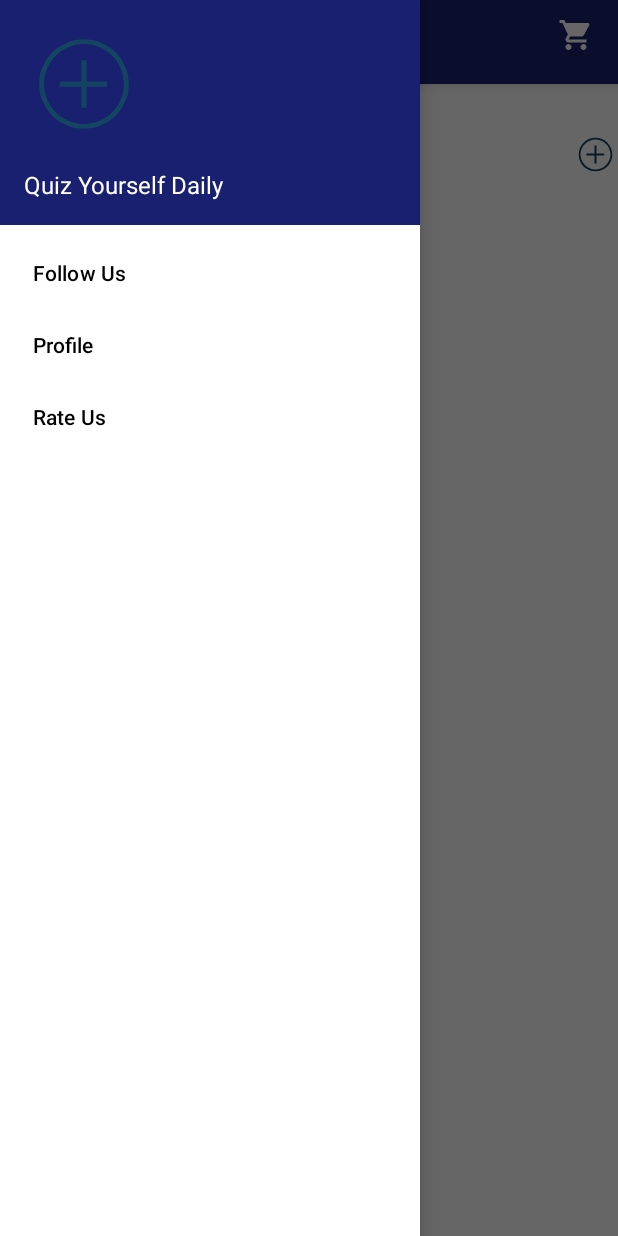
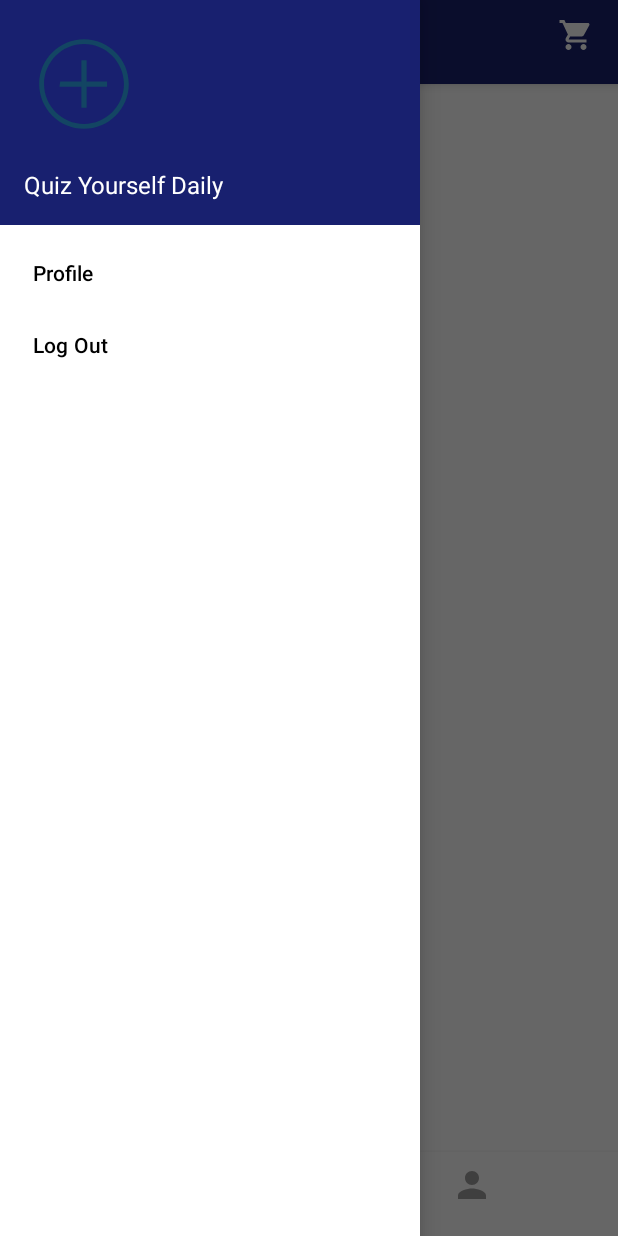
Before and after one commit to Zia-Ur-Rehman1/Ubees, an Android app: the screen it shows after launch once a user with an empty profile is signed in (UserActivity), with the side drawer open, on a phone screen of 412 x 824 dp. Run offline under Robolectric (Android 15) with nearby library versions, the phone set to English and light mode, and no system bars; our stand-ins replace Firebase (no records; nobody signed in at launch, a user with empty details on screens opened directly); plain views replace MaterialSearchBar.

Commit message:
Add to cart issue resolved new design addded drawer layout set Now move to profile activity and then add corner conditions

```diff
--- a/app/src/main/java/com/example/ubees/activities/UserActivity.java
+++ b/app/src/main/java/com/example/ubees/activities/UserActivity.java
@@ -1,6 +1,7 @@
 package com.example.ubees.activities;
 
 import androidx.annotation.NonNull;
+import androidx.appcompat.app.ActionBarDrawerToggle;
 import androidx.appcompat.app.AppCompatActivity;
 import androidx.recyclerview.widget.GridLayoutManager;
 import androidx.recyclerview.widget.RecyclerView;
@@ -8,6 +9,8 @@ import androidx.recyclerview.widget.RecyclerView;
 import android.content.Intent;
 import android.os.Bundle;
 import android.util.Log;
+import android.view.Menu;
+import android.view.MenuItem;
 import android.view.View;
 import android.widget.Button;
 import android.widget.ImageButton;
@@ -21,6 +24,7 @@ import com.example.ubees.model.User;
 import com.google.android.gms.tasks.OnCompleteListener;
 import com.google.android.gms.tasks.OnSuccessListener;
 import com.google.android.gms.tasks.Task;
+import com.google.android.material.navigation.NavigationView;
 import com.google.firebase.auth.FirebaseAuth;
 import com.google.firebase.database.DataSnapshot;
 import com.google.firebase.database.DatabaseReference;
@@ -30,11 +34,14 @@ import com.google.gson.Gson;
 import java.util.ArrayList;
 
 public class UserActivity extends AppCompatActivity {
+    ActionBarDrawerToggle drawer;
+    NavigationView navigationView;
     RecyclerView recyclerView;
     ArrayList<Products> list = new ArrayList<>();
     ArrayList<String> key = new ArrayList<>();
     ProductAdapter adapter;
-    ImageView cart,add_product;
+    ImageView cart;
+    ImageView add_product;
 
     @Override
     protected void onCreate(Bundle savedInstanceState) {
@@ -52,6 +59,7 @@ public class UserActivity extends AppCompatActivity {
                 UserActivity.this.startActivity(intent);
             });
         fetchData();
+        setUpDrawlayout();
 
     }
 
@@ -85,4 +93,39 @@ public class UserActivity extends AppCompatActivity {
             recyclerView.setLayoutManager(gridLayoutManager);
         }
     }
+    public void setUpDrawlayout() {
+        navigationView = findViewById(R.id.navigationView);
+
+        navigationView.setNavigationItemSelectedListener(new NavigationView.OnNavigationItemSelectedListener() {
+            @Override
+            public boolean onNavigationItemSelected(MenuItem item) {
+                int id =item.getItemId();
+                if(id== R.id.btnlogout){
+                    FirebaseAuth.getInstance().signOut();
+                    Intent intent = new Intent(UserActivity.this, Login.class);
+                    UserActivity.this.startActivity(intent);
+                    finish();
+                    return true;
+                }
+                else{
+                    Intent intent = new Intent(UserActivity.this, Cart_Activity.class);
+                    UserActivity.this.startActivity(intent);
+                    finish();
+                    return true;
+                }
+            }
+        });
+        setSupportActionBar(findViewById(R.id.appBar));
+        drawer = new ActionBarDrawerToggle(UserActivity.this, findViewById(R.id.mainDrawer), R.string.app_name, R.string.app_name);
+        drawer.syncState();
+
+    }
+
+    @Override
+    public boolean onOptionsItemSelected(MenuItem item) {
+        if (drawer.onOptionsItemSelected(item)) {
+            return (true);
+        }
+        return super.onOptionsItemSelected(item);
+    }
 }
--- a/app/src/main/java/com/example/ubees/adapter/ProductAdapter.java
+++ b/app/src/main/java/com/example/ubees/adapter/ProductAdapter.java
@@ -61,8 +61,7 @@ public class ProductAdapter extends RecyclerView.Adapter<ProductAdapter.MyViewHo
             intent.putExtra("key",key.get(position));
             intent.putExtra("Item", json);
             context.startActivity(intent);
-            ((UserActivity)context).recreate();
-
+            ((UserActivity)context).finish();
         });
         holder.delete.setOnClickListener(new View.OnClickListener() {
             @Override
@@ -77,8 +76,10 @@ public class ProductAdapter extends RecyclerView.Adapter<ProductAdapter.MyViewHo
         });
         holder.cardView.setOnClickListener(v -> {
             Intent intent=new Intent(context.getApplicationContext(), AddtoCart.class);
+            intent.putExtra("key",key.get(position));
             intent.putExtra("Item", json);
             context.startActivity(intent);
+            ((UserActivity)context).finish();
         });
     }
 
--- /dev/null
+++ b/app/src/main/res/drawable/ic_add__1_.xml
@@ -0,0 +1,27 @@
+<vector xmlns:android="http://schemas.android.com/apk/res/android"
+    android:width="512dp"
+    android:height="512dp"
+    android:viewportWidth="24"
+    android:viewportHeight="24">
+  <path
+      android:pathData="m14.25,0h-11.5c-1.52,0 -2.75,1.23 -2.75,2.75v15.5c0,1.52 1.23,2.75 2.75,2.75h6.59c-0.54,-1.14 -0.84,-2.41 -0.84,-3.75 0,-1.15 0.22,-2.25 0.64,-3.26 0.2,-0.51 0.45,-1 0.74,-1.45 0.65,-1.01 1.49,-1.87 2.48,-2.54 0.51,-0.35 1.05,-0.64 1.63,-0.86 0.93,-0.39 1.95,-0.61 3.01,-0.63v-5.76c0,-1.52 -1.23,-2.75 -2.75,-2.75z"
+      android:fillColor="#eceff1"/>
+  <path
+      android:pathData="m14,9c0,0.05 0,0.1 -0.01,0.14 -0.58,0.22 -1.12,0.51 -1.63,0.86h-8.36c-0.55,0 -1,-0.45 -1,-1s0.45,-1 1,-1h9c0.55,0 1,0.45 1,1z"
+      android:fillColor="#90a4ae"/>
+  <path
+      android:pathData="m9.88,12.54c-0.29,0.45 -0.54,0.94 -0.74,1.45 -0.04,0.01 -0.09,0.01 -0.14,0.01h-5c-0.55,0 -1,-0.45 -1,-1s0.45,-1 1,-1h5c0.38,0 0.72,0.22 0.88,0.54z"
+      android:fillColor="#90a4ae"/>
+  <path
+      android:pathData="m8,6h-4c-0.552,0 -1,-0.448 -1,-1s0.448,-1 1,-1h4c0.552,0 1,0.448 1,1s-0.448,1 -1,1z"
+      android:fillColor="#90a4ae"/>
+  <path
+      android:pathData="m17.25,24c-3.722,0 -6.75,-3.028 -6.75,-6.75s3.028,-6.75 6.75,-6.75 6.75,3.028 6.75,6.75 -3.028,6.75 -6.75,6.75z"
+      android:fillColor="#2196f3"/>
+  <path
+      android:pathData="m17.25,21c-0.552,0 -1,-0.448 -1,-1v-5.5c0,-0.552 0.448,-1 1,-1s1,0.448 1,1v5.5c0,0.552 -0.448,1 -1,1z"
+      android:fillColor="#fff"/>
+  <path
+      android:pathData="m20,18.25h-5.5c-0.552,0 -1,-0.448 -1,-1s0.448,-1 1,-1h5.5c0.552,0 1,0.448 1,1s-0.448,1 -1,1z"
+      android:fillColor="#fff"/>
+</vector>
--- /dev/null
+++ b/app/src/main/res/drawable/ic_baseline_cancel_24.xml
@@ -0,0 +1,5 @@
+<vector android:height="24dp" android:tint="#F80505"
+    android:viewportHeight="24" android:viewportWidth="24"
+    android:width="24dp" xmlns:android="http://schemas.android.com/apk/res/android">
+    <path android:fillColor="@android:color/white" android:pathData="M12,2C6.47,2 2,6.47 2,12s4.47,10 10,10 10,-4.47 10,-10S17.53,2 12,2zM17,15.59L15.59,17 12,13.41 8.41,17 7,15.59 10.59,12 7,8.41 8.41,7 12,10.59 15.59,7 17,8.41 13.41,12 17,15.59z"/>
+</vector>
--- /dev/null
+++ b/app/src/main/res/drawable/ic_baseline_home_24.xml
@@ -0,0 +1,5 @@
+<vector android:height="24dp" android:tint="#A8A7A7"
+    android:viewportHeight="24" android:viewportWidth="24"
+    android:width="24dp" xmlns:android="http://schemas.android.com/apk/res/android">
+    <path android:fillColor="@android:color/white" android:pathData="M10,20v-6h4v6h5v-8h3L12,3 2,12h3v8z"/>
+</vector>
--- /dev/null
+++ b/app/src/main/res/drawable/ic_baseline_person_24.xml
@@ -0,0 +1,5 @@
+<vector android:height="24dp" android:tint="#9F9E9E"
+    android:viewportHeight="24" android:viewportWidth="24"
+    android:width="24dp" xmlns:android="http://schemas.android.com/apk/res/android">
+    <path android:fillColor="@android:color/white" android:pathData="M12,12c2.21,0 4,-1.79 4,-4s-1.79,-4 -4,-4 -4,1.79 -4,4 1.79,4 4,4zM12,14c-2.67,0 -8,1.34 -8,4v2h16v-2c0,-2.66 -5.33,-4 -8,-4z"/>
+</vector>
--- a/app/src/main/res/layout/activity_order.xml
+++ b/app/src/main/res/layout/activity_order.xml
@@ -28,7 +28,6 @@
         android:layout_width="wrap_content"
         android:layout_height="wrap_content"
         android:layout_marginTop="16dp"
-        android:text="Total Rs: 10000 "
         android:textColor="@color/colorPrimary"
         android:textAppearance="@style/TextAppearance.AppCompat.Body2"
         android:textSize="20sp"
--- a/app/src/main/res/layout/activity_user.xml
+++ b/app/src/main/res/layout/activity_user.xml
@@ -68,33 +68,95 @@
 
         <com.mancj.materialsearchbar.MaterialSearchBar
             android:id="@+id/searchBar"
-            app:layout_constraintStart_toStartOf="parent"
-            app:layout_constraintEnd_toEndOf="parent"
-            app:layout_constraintTop_toBottomOf="@+id/appBar"
             style="@style/MaterialSearchBarLight"
-            app:mt_speechMode="true"
-            app:mt_placeholder="What are you Looking for?"
-            app:mt_placeholderColor="@color/material_on_background_disabled"
-            app:mt_maxSuggestionsCount="10"
             android:layout_width="match_parent"
             android:layout_height="wrap_content"
-             />
+            app:layout_constraintEnd_toEndOf="parent"
+            app:layout_constraintStart_toStartOf="parent"
+            app:layout_constraintTop_toBottomOf="@+id/appBar"
+            app:mt_maxSuggestionsCount="10"
+            app:mt_placeholder="What are you Looking for?"
+            app:mt_placeholderColor="@color/material_on_background_disabled" />
 
         <androidx.recyclerview.widget.RecyclerView
             android:id="@+id/recyle_view"
             android:layout_width="0dp"
             android:layout_height="0dp"
-            app:layout_constraintBottom_toBottomOf="parent"
+            app:layout_constraintBottom_toTopOf="@id/footer"
             app:layout_constraintEnd_toEndOf="parent"
             app:layout_constraintStart_toStartOf="parent"
             app:layout_constraintTop_toBottomOf="@+id/searchBar" />
-        <ImageView
-            android:id="@+id/add_product"
-            android:layout_width="30dp"
-            android:layout_height="30dp"
-            android:src="@drawable/ic_add"
+        <LinearLayout
+            android:id="@+id/footer"
+            android:layout_width="match_parent"
+            android:layout_height="wrap_content"
+            android:layout_alignParentBottom="true"
+            android:background="#FFFFFF"
             app:layout_constraintEnd_toEndOf="parent"
-            app:layout_constraintTop_toBottomOf="@+id/searchBar" />
+            app:layout_constraintStart_toStartOf="parent"
+            app:layout_constraintTop_toBottomOf="@+id/recyle_view"
+            app:layout_constraintBottom_toBottomOf="parent"
+            android:elevation="4dp"
+            android:orientation="horizontal"
+            android:padding="8dp"
+            android:weightSum="100">
+
+            <LinearLayout
+                android:layout_width="0dp"
+                android:layout_height="wrap_content"
+                android:layout_weight="50"
+                android:orientation="vertical">
+
+                <ImageView
+                    android:id="@+id/home"
+                    android:layout_width="28dp"
+                    android:layout_height="28dp"
+                    android:layout_gravity="center"
+                    android:src="@drawable/ic_baseline_home_24" />
+
+                <View
+                    android:layout_width="84dp"
+                    android:layout_height="2dp"
+                    android:layout_gravity="center"
+                    android:layout_marginTop="8dp"
+                    android:background="@color/colorPrimaryDark" />
+
+            </LinearLayout>
+            <ImageView
+                android:id="@+id/add_product"
+                android:layout_width="40dp"
+                android:layout_height="40dp"
+                android:src="@drawable/ic_add__1_"
+                android:background="#BACFCECE"
+                app:fabSize="normal"
+                 />
+
+            <LinearLayout
+                android:id="@+id/person_linear_layout"
+                android:layout_width="0dp"
+                android:layout_height="wrap_content"
+                android:layout_weight="50"
+                android:orientation="vertical">
+
+                <ImageView
+                    android:id="@+id/profile"
+                    android:layout_width="28dp"
+                    android:layout_height="28dp"
+                    android:layout_gravity="center"
+                    android:src="@drawable/ic_baseline_person_24" />
+
+                <View
+                    android:layout_width="84dp"
+                    android:layout_height="2dp"
+                    android:layout_gravity="center"
+                    android:layout_marginTop="8dp"
+                    android:background="@color/colorPrimaryDark"
+                    android:visibility="invisible" />
+
+            </LinearLayout>
+
+        </LinearLayout>
+
 
 
     </androidx.constraintlayout.widget.ConstraintLayout>
--- a/app/src/main/res/menu/toggel_menu.xml
+++ b/app/src/main/res/menu/toggel_menu.xml
@@ -3,7 +3,8 @@
 
     xmlns:android="http://schemas.android.com/apk/res/android">
 
-    <item android:title="Follow Us" android:id="@+id/btnFollowUs"/>
+<!--    <item android:title="Follow Us" android:id="@+id/btnFollowUs"/>-->
     <item android:title="Profile" android:id="@+id/btnProfile" />
-    <item android:title="Rate Us" android:id="@+id/btnRateUs" />
+    <item android:title="Log Out" android:id="@+id/btnlogout" />
+
 </menu>
```
Also changed, not shown: app/src/main/java/com/example/ubees/activities/Add_Product.java (+6 -1 lines), app/src/main/java/com/example/ubees/activities/AddtoCart.java (+37 -8 lines), app/src/main/java/com/example/ubees/activities/Cart_Activity.java (+5 -3 lines), app/src/main/java/com/example/ubees/activities/Order.java (+6 -2 lines), app/src/main/java/com/example/ubees/adapter/CartAdapter.java (+23 -4 lines), app/src/main/java/com/example/ubees/model/Place_Order.java (+14 -2 lines), app/src/main/res/drawable/circle.xml (added, +11 -0 lines), app/src/main/res/drawable/ic_add_package.xml (added, +15 -0 lines), app/src/main/res/layout/activity_addto_cart.xml (+6 -6 lines), app/src/main/res/layout/cart_item.xml (+5 -6 lines).
